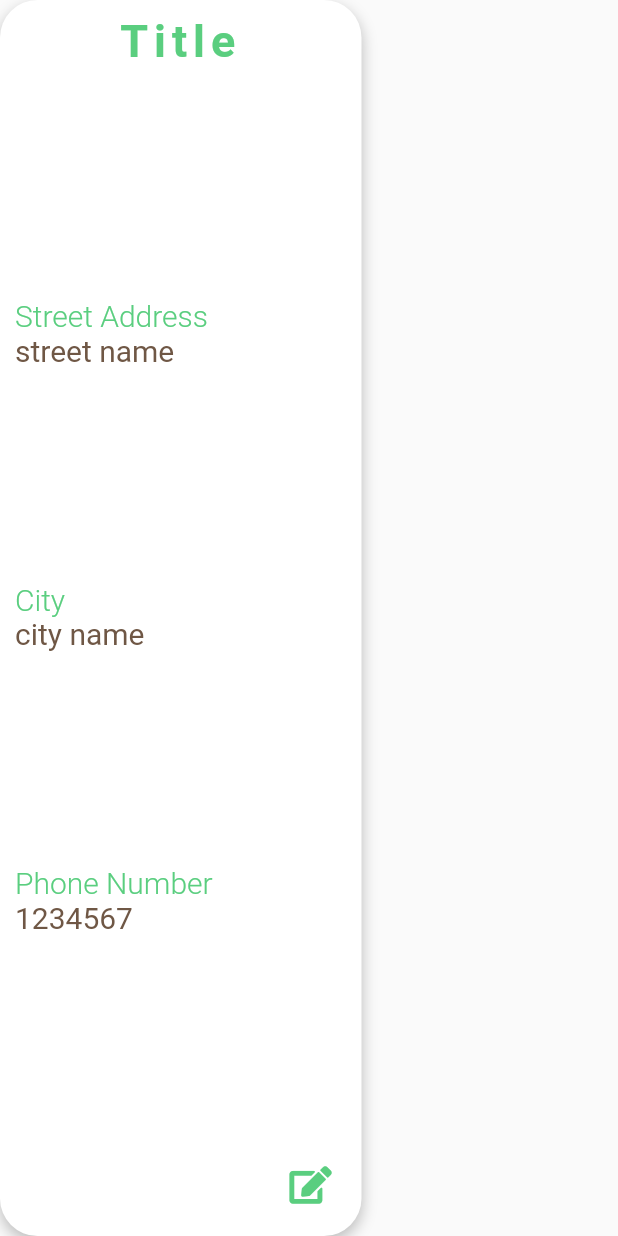
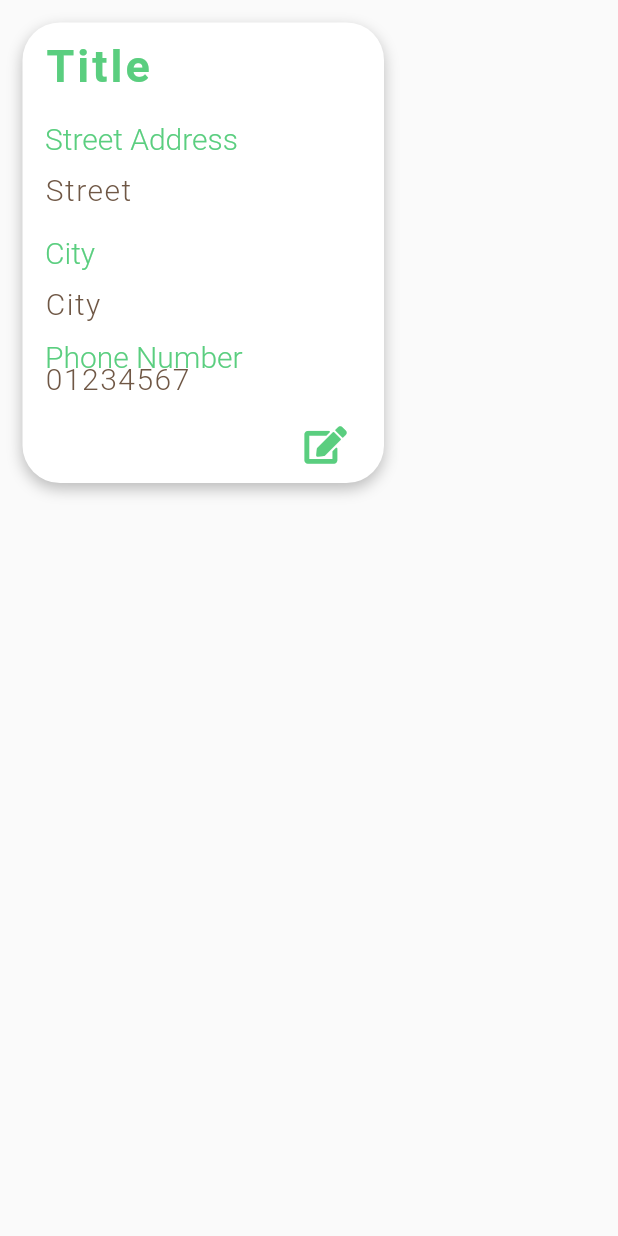
Before and after one commit to MariamElZaatari/ButlerChef, a Flutter app: the Address widget shown alone on an empty page, opened directly, on a phone screen of 412 x 824 dp. Run offline on Flutter 3.47's test engine with Material 2 defaults, Android fonts, the phone set to English and light mode, and no system bars; our stand-ins replace font_awesome_flutter, shared_preferences; accounts and stored records are empty; network calls fail.

Commit message:
Address Widget Modified

```diff
--- a/butlerchef_frontend/lib/widgets/address.dart
+++ b/butlerchef_frontend/lib/widgets/address.dart
@@ -1,108 +1,224 @@
+import 'package:butler_chef/utils/app_colors.dart';
 import 'package:butler_chef/utils/styles.dart';
 import 'package:flutter/material.dart';
-import 'package:butler_chef/utils/app_colors.dart';
-import 'package:butler_chef/widgets/edit_button.dart';
+import 'package:font_awesome_flutter/font_awesome_flutter.dart';
 
-class Address extends StatelessWidget {
+class Address extends StatefulWidget {
   const Address({
     Key? key,
+    this.title = 'Title',
+    this.street = 'Street',
+    this.city = 'City',
+    this.phone = '01234567',
+    this.editable = false,
+    this.onTitleChange,
+    this.onStreetChange,
+    this.onCityChange,
+    this.onPhoneChange,
   }) : super(key: key);
+  final String? title;
+  final String? street;
+  final String? city;
+  final String? phone;
+  final bool editable;
+  final void Function(String title)? onTitleChange;
+  final void Function(String body)? onStreetChange;
+  final void Function(String body)? onCityChange;
+  final void Function(String body)? onPhoneChange;
+
+  @override
+  AddressState createState() => AddressState();
+}
+
+class AddressState extends State<Address> {
+  late final TextEditingController _titleController;
+  late final TextEditingController _streetController;
+  late final TextEditingController _cityController;
+  late final TextEditingController _phoneController;
+  bool _isEnable = false;
+
+  @override
+  void initState() {
+    super.initState();
+    _titleController = TextEditingController(text: widget.title);
+    _streetController = TextEditingController(text: widget.street);
+    _cityController = TextEditingController(text: widget.city);
+    _phoneController = TextEditingController(text: widget.phone);
+  }
 
   @override
   Widget build(BuildContext context) {
     return Container(
+      height: 307,
       width: 241,
-      padding: const EdgeInsets.all(10),
-      margin: const EdgeInsets.fromLTRB(0, 0, 21, 0),
+      margin: const EdgeInsets.fromLTRB(15, 15, 15, 0),
+      padding: const EdgeInsets.symmetric(horizontal: 15, vertical: 21),
       decoration: BoxDecoration(
         color: AppColors.white,
-        borderRadius:
-        const BorderRadius.all(Radius.circular(25)),
+        borderRadius: const BorderRadius.all(Radius.circular(25)),
         boxShadow: [
           BoxShadow(
             color: AppColors.black.withOpacity(0.25),
             spreadRadius: 0,
             blurRadius: 8,
-            offset: const Offset(
-                0, 4), // changes position of shadow
+            offset: const Offset(0, 4), // changes position of shadow
           ),
         ],
       ),
       child: Column(
         children: [
+          Expanded(
+              flex: 1,
+              child: Align(
+                  alignment: Alignment.topCenter,
+                  child: SizedBox(
+                    child: TextField(
+                      enabled: _isEnable,
+                      controller: _titleController,
+                      decoration: InputDecoration(
+                          enabled: widget.editable,
+                          border: InputBorder.none,
+                          hintText: 'Address Title',
+                          hintStyle: const TextStyle(
+                              color: AppColors.placeholder,
+                              fontWeight: FontWeight.normal)),
+                      onEditingComplete: () => widget.onTitleChange?.call(
+                        _titleController.text,
+                      ),
+                      style: ThemeText.directionTitle,
+                      textAlign: TextAlign.left,
+                    ),
+                  ))),
+          Expanded(
+              flex: 2,
+              child: Column(
+                children: [
                   const Expanded(
                       flex: 1,
                       child: Align(
-                alignment: Alignment.topCenter,
-                child: Text(
-                  'Title',
-                  style: ThemeText.addressTitle,
-                  textAlign: TextAlign.center,
-                ),
-              )),
-          Expanded(
-              flex: 1,
-              child: Column(
-                children: const [
-                  Align(
                           alignment: Alignment.centerLeft,
                           child: Text(
                             'Street Address',
                             style: ThemeText.addressSubtitle,
                             textAlign: TextAlign.left,
-                      )),
-                  Align(
+                          ))),
+                  Expanded(
+                      flex: 1,
+                      child: Align(
                         alignment: Alignment.centerLeft,
-                      child: Text(
-                        'street name',
-                        style: ThemeText.addressInput,
+                        child: TextField(
+                          enabled: _isEnable,
+                          controller: _streetController,
+                          maxLines: 1,
+                          decoration: InputDecoration(
+                            enabled: widget.editable,
+                            border: InputBorder.none,
+                            hintText: 'Street',
+                            hintStyle: const TextStyle(
+                                color: AppColors.placeholder,
+                                fontWeight: FontWeight.normal),
+                          ),
+                          onEditingComplete: () => widget.onStreetChange?.call(
+                            _streetController.text,
+                          ),
+                          style: ThemeText.directionContent,
                           textAlign: TextAlign.left,
+                        ),
                       )),
                 ],
               )),
           Expanded(
+            flex: 2,
+            child: Column(
+              children: [
+                const Expanded(
                   flex: 1,
-            child: Column(
-              children: const [
-                Align(
+                  child: Align(
                       alignment: Alignment.centerLeft,
                       child: Text(
                         'City',
                         style: ThemeText.addressSubtitle,
                         textAlign: TextAlign.left,
                       )),
-                Align(
+                ),
+                Expanded(
+                    flex: 1,
+                    child: Align(
                       alignment: Alignment.centerLeft,
-                    child: Text(
-                      'city name',
-                      style: ThemeText.addressInput,
+                      child: TextField(
+                        enabled: _isEnable,
+                        controller: _cityController,
+                        maxLines: 1,
+                        decoration: InputDecoration(
+                            enabled: widget.editable,
+                            border: InputBorder.none,
+                            hintText: 'City',
+                            hintStyle: const TextStyle(
+                                color: AppColors.placeholder,
+                                fontWeight: FontWeight.normal)),
+                        onEditingComplete: () => widget.onCityChange?.call(
+                          _cityController.text,
+                        ),
+                        style: ThemeText.directionContent,
                         textAlign: TextAlign.left,
-                    )),
+                      ),
+                    ))
               ],
             ),
           ),
           Expanded(
+            flex: 2,
+            child: Column(
+              children: [
+                const Expanded(
                     flex: 1,
-            child: Column(
-              children: const [
-                Align(
+                    child: Align(
                         alignment: Alignment.centerLeft,
                         child: Text(
                           'Phone Number',
                           style: ThemeText.addressSubtitle,
                           textAlign: TextAlign.left,
+                        ))),
+                Expanded(
+                    flex: 1,
+                    child: Align(
+                      alignment: Alignment.centerLeft,
+                      child: TextField(
+                        enabled: _isEnable,
+                        controller: _phoneController,
+                        maxLines: 1,
+                        decoration: InputDecoration(
+                            enabled: widget.editable,
+                            border: InputBorder.none,
+                            hintText: '01234567',
+                            hintStyle: const TextStyle(
+                                color: AppColors.placeholder,
+                                fontWeight: FontWeight.normal)),
+                        onEditingComplete: () => widget.onPhoneChange?.call(
+                          _phoneController.text,
+                        ),
+                        style: ThemeText.directionContent,
+                        textAlign: TextAlign.left,
+                      ),
                     )),
-                Align(
-                    alignment: Alignment.centerLeft,
-                    child: Text(
-                      '1234567',
-                      style: ThemeText.addressInput,
-                      textAlign: TextAlign.left,
-                    )),
+                Expanded(
+                    flex: 1,
+                    child: Align(
+                        alignment: Alignment.bottomRight,
+                        child: IconButton(
+                            icon: FaIcon(
+                              FontAwesomeIcons.solidEdit,
+                              size: 25,
+                              color: AppColors.green,
+                            ),
+                            onPressed: () {
+                              setState(() {
+                                _isEnable = true;
+                              });
+                            })))
               ],
             ),
           ),
-          const EditButton(),
         ],
       ),
     );
```
Lines whose indentation alone changed are shown as unchanged.
